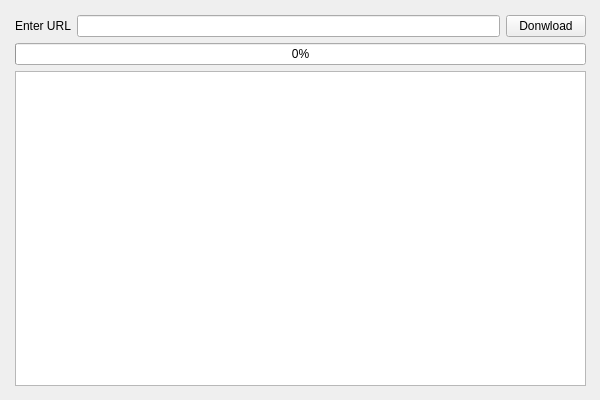
Before: the Qt Designer form interface.ui in AliusDieMorietur/audio-downloader, drawn with Qt 5.
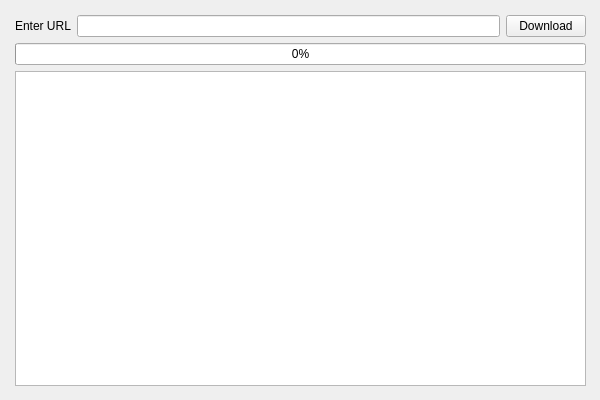
After: the same form once the commit is applied.

Patch:
```diff
--- a/interface.ui
+++ b/interface.ui
@@ -104,7 +104,7 @@
      <item row="0" column="2">
       <widget class="QPushButton" name="downloadBtn">
        <property name="text">
-        <string>Donwload</string>
+        <string>Download</string>
        </property>
       </widget>
      </item>
```
